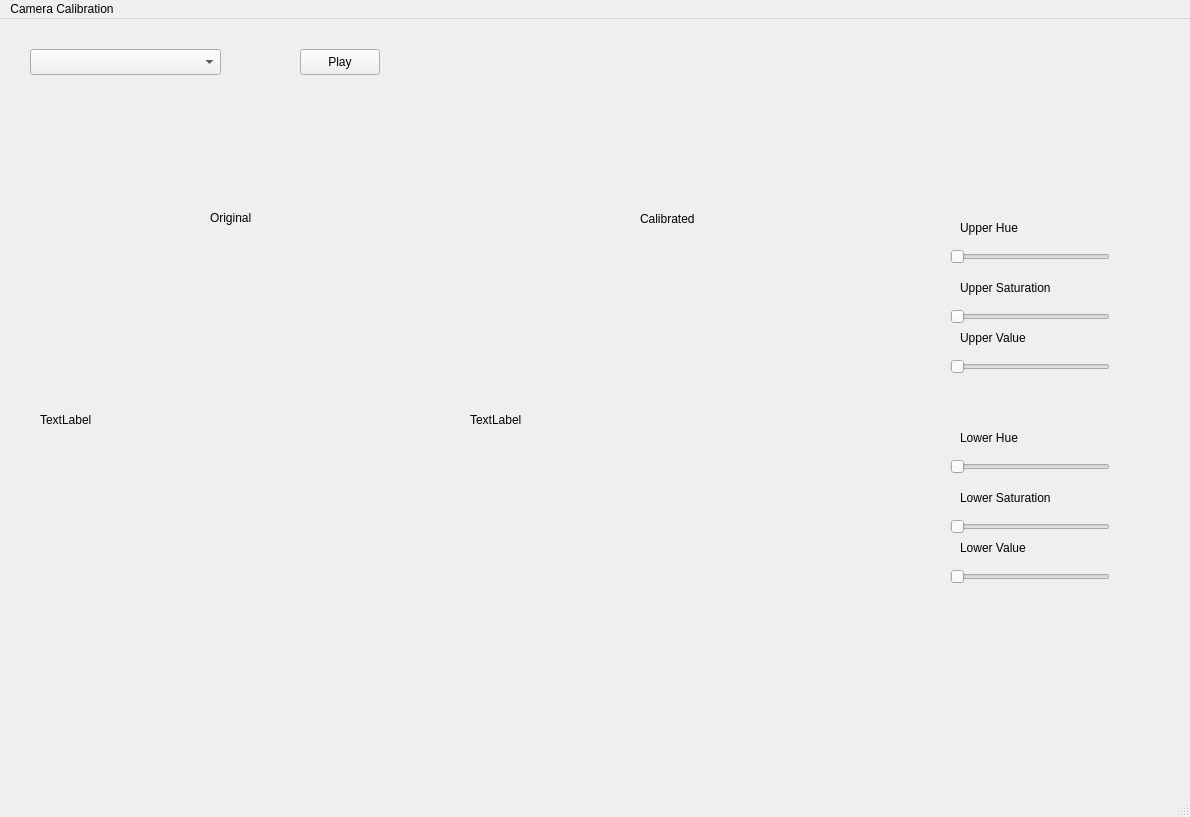
The window that views/calibration-gui.ui (Unisi-Robotics/hsv-sensor-camera-demo) describes before a commit, drawn with Qt 5.
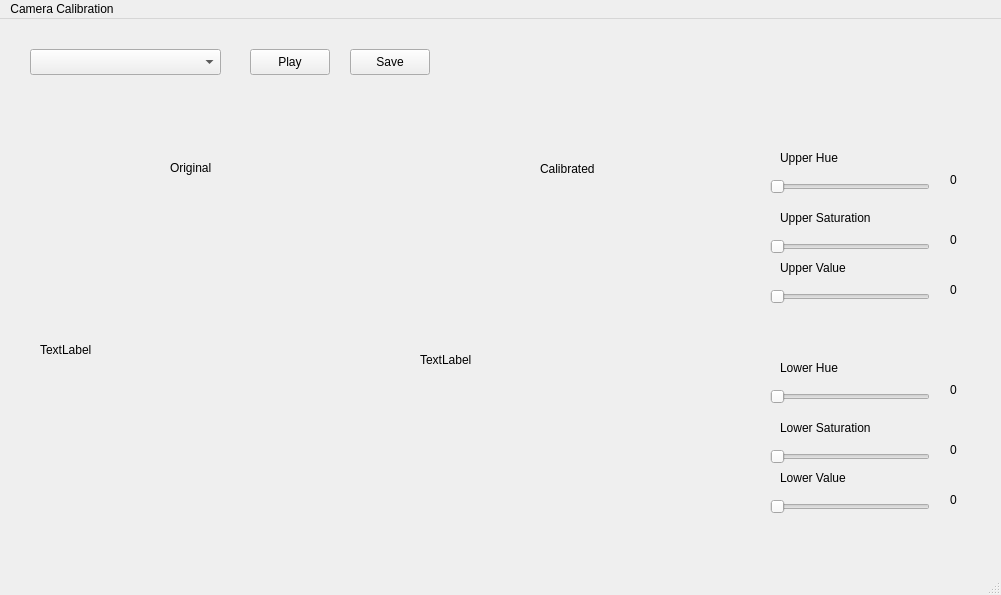
The same window after the commit.

Commit message: add camera switch and add slider function

Diff of the .ui file:
```diff
--- a/views/calibration-gui.ui
+++ b/views/calibration-gui.ui
@@ -6,8 +6,8 @@
    <rect>
     <x>0</x>
     <y>0</y>
-    <width>1190</width>
-    <height>817</height>
+    <width>1001</width>
+    <height>595</height>
    </rect>
   </property>
   <property name="windowTitle">
@@ -17,10 +17,10 @@
    <widget class="QLabel" name="videoFrameHSV">
     <property name="geometry">
      <rect>
-      <x>470</x>
-      <y>240</y>
-      <width>391</width>
-      <height>321</height>
+      <x>420</x>
+      <y>190</y>
+      <width>311</width>
+      <height>301</height>
      </rect>
     </property>
     <property name="text">
@@ -30,8 +30,8 @@
    <widget class="QSlider" name="hSliderUH">
     <property name="geometry">
      <rect>
-      <x>950</x>
-      <y>230</y>
+      <x>770</x>
+      <y>160</y>
       <width>160</width>
       <height>16</height>
      </rect>
@@ -43,8 +43,8 @@
    <widget class="QSlider" name="hSliderUS">
     <property name="geometry">
      <rect>
-      <x>950</x>
-      <y>290</y>
+      <x>770</x>
+      <y>220</y>
       <width>160</width>
       <height>16</height>
      </rect>
@@ -56,8 +56,8 @@
    <widget class="QSlider" name="hSliderUV">
     <property name="geometry">
      <rect>
-      <x>950</x>
-      <y>340</y>
+      <x>770</x>
+      <y>270</y>
       <width>160</width>
       <height>16</height>
      </rect>
@@ -69,8 +69,8 @@
    <widget class="QLabel" name="labelUS">
     <property name="geometry">
      <rect>
-      <x>960</x>
-      <y>260</y>
+      <x>780</x>
+      <y>190</y>
       <width>111</width>
       <height>18</height>
      </rect>
@@ -82,8 +82,8 @@
    <widget class="QLabel" name="labelUV">
     <property name="geometry">
      <rect>
-      <x>960</x>
-      <y>310</y>
+      <x>780</x>
+      <y>240</y>
       <width>81</width>
       <height>18</height>
      </rect>
@@ -95,8 +95,8 @@
    <widget class="QLabel" name="labelUH">
     <property name="geometry">
      <rect>
-      <x>960</x>
-      <y>200</y>
+      <x>780</x>
+      <y>130</y>
       <width>71</width>
       <height>18</height>
      </rect>
@@ -108,8 +108,8 @@
    <widget class="QLabel" name="labelLV">
     <property name="geometry">
      <rect>
-      <x>960</x>
-      <y>520</y>
+      <x>780</x>
+      <y>450</y>
       <width>81</width>
       <height>18</height>
      </rect>
@@ -121,8 +121,8 @@
    <widget class="QLabel" name="labelLH">
     <property name="geometry">
      <rect>
-      <x>960</x>
-      <y>410</y>
+      <x>780</x>
+      <y>340</y>
       <width>71</width>
       <height>18</height>
      </rect>
@@ -134,8 +134,8 @@
    <widget class="QSlider" name="hSliderLS">
     <property name="geometry">
      <rect>
-      <x>950</x>
-      <y>500</y>
+      <x>770</x>
+      <y>430</y>
       <width>160</width>
       <height>16</height>
      </rect>
@@ -147,8 +147,8 @@
    <widget class="QLabel" name="labelLS">
     <property name="geometry">
      <rect>
-      <x>960</x>
-      <y>470</y>
+      <x>780</x>
+      <y>400</y>
       <width>111</width>
       <height>18</height>
      </rect>
@@ -160,8 +160,8 @@
    <widget class="QSlider" name="hSliderLV">
     <property name="geometry">
      <rect>
-      <x>950</x>
-      <y>550</y>
+      <x>770</x>
+      <y>480</y>
       <width>160</width>
       <height>16</height>
      </rect>
@@ -173,8 +173,8 @@
    <widget class="QSlider" name="hSliderLH">
     <property name="geometry">
      <rect>
-      <x>950</x>
-      <y>440</y>
+      <x>770</x>
+      <y>370</y>
       <width>160</width>
       <height>16</height>
      </rect>
@@ -196,7 +196,7 @@
    <widget class="QPushButton" name="playButton">
     <property name="geometry">
      <rect>
-      <x>300</x>
+      <x>250</x>
       <y>30</y>
       <width>80</width>
       <height>26</height>
@@ -206,24 +206,11 @@
      <string>Play</string>
     </property>
    </widget>
-   <widget class="QLabel" name="videoFrameOri">
-    <property name="geometry">
-     <rect>
-      <x>40</x>
-      <y>240</y>
-      <width>391</width>
-      <height>321</height>
-     </rect>
-    </property>
-    <property name="text">
-     <string>TextLabel</string>
-    </property>
-   </widget>
    <widget class="QLabel" name="label">
     <property name="geometry">
      <rect>
-      <x>210</x>
-      <y>190</y>
+      <x>170</x>
+      <y>140</y>
       <width>57</width>
       <height>18</height>
      </rect>
@@ -235,8 +222,8 @@
    <widget class="QLabel" name="label_2">
     <property name="geometry">
      <rect>
-      <x>640</x>
-      <y>190</y>
+      <x>540</x>
+      <y>140</y>
       <width>71</width>
       <height>20</height>
      </rect>
@@ -245,13 +232,117 @@
      <string>Calibrated</string>
     </property>
    </widget>
+   <widget class="QLabel" name="videoFrameOri">
+    <property name="geometry">
+     <rect>
+      <x>40</x>
+      <y>180</y>
+      <width>311</width>
+      <height>301</height>
+     </rect>
+    </property>
+    <property name="text">
+     <string>TextLabel</string>
+    </property>
+   </widget>
+   <widget class="QLabel" name="upperHue">
+    <property name="geometry">
+     <rect>
+      <x>950</x>
+      <y>150</y>
+      <width>31</width>
+      <height>21</height>
+     </rect>
+    </property>
+    <property name="text">
+     <string>0</string>
+    </property>
+   </widget>
+   <widget class="QLabel" name="upperSat">
+    <property name="geometry">
+     <rect>
+      <x>950</x>
+      <y>210</y>
+      <width>31</width>
+      <height>21</height>
+     </rect>
+    </property>
+    <property name="text">
+     <string>0</string>
+    </property>
+   </widget>
+   <widget class="QLabel" name="upperVal">
+    <property name="geometry">
+     <rect>
+      <x>950</x>
+      <y>260</y>
+      <width>31</width>
+      <height>21</height>
+     </rect>
+    </property>
+    <property name="text">
+     <string>0</string>
+    </property>
+   </widget>
+   <widget class="QLabel" name="lowerVal">
+    <property name="geometry">
+     <rect>
+      <x>950</x>
+      <y>470</y>
+      <width>31</width>
+      <height>21</height>
+     </rect>
+    </property>
+    <property name="text">
+     <string>0</string>
+    </property>
+   </widget>
+   <widget class="QLabel" name="lowerHue">
+    <property name="geometry">
+     <rect>
+      <x>950</x>
+      <y>360</y>
+      <width>31</width>
+      <height>21</height>
+     </rect>
+    </property>
+    <property name="text">
+     <string>0</string>
+    </property>
+   </widget>
+   <widget class="QLabel" name="lowerSat">
+    <property name="geometry">
+     <rect>
+      <x>950</x>
+      <y>420</y>
+      <width>31</width>
+      <height>21</height>
+     </rect>
+    </property>
+    <property name="text">
+     <string>0</string>
+    </property>
+   </widget>
+   <widget class="QPushButton" name="playButton_2">
+    <property name="geometry">
+     <rect>
+      <x>350</x>
+      <y>30</y>
+      <width>80</width>
+      <height>26</height>
+     </rect>
+    </property>
+    <property name="text">
+     <string>Save</string>
+    </property>
+   </widget>
   </widget>
   <widget class="QMenuBar" name="menubar">
    <property name="geometry">
     <rect>
      <x>0</x>
      <y>0</y>
-     <width>1190</width>
+     <width>1001</width>
      <height>23</height>
     </rect>
    </property>
```
The commit also changes 2 other files.
